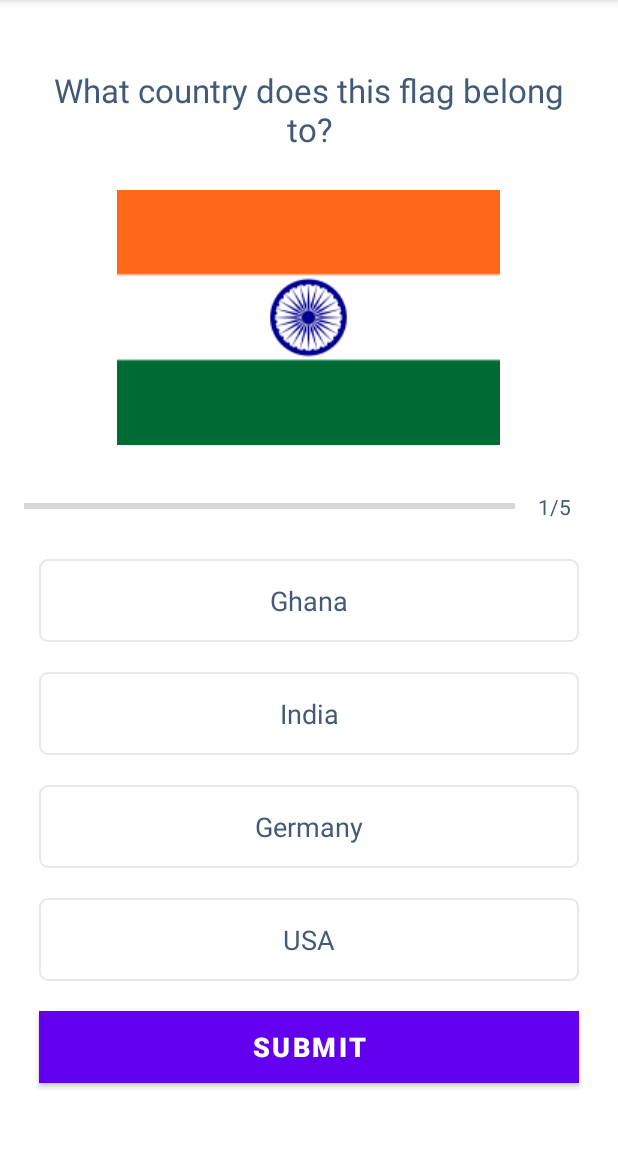
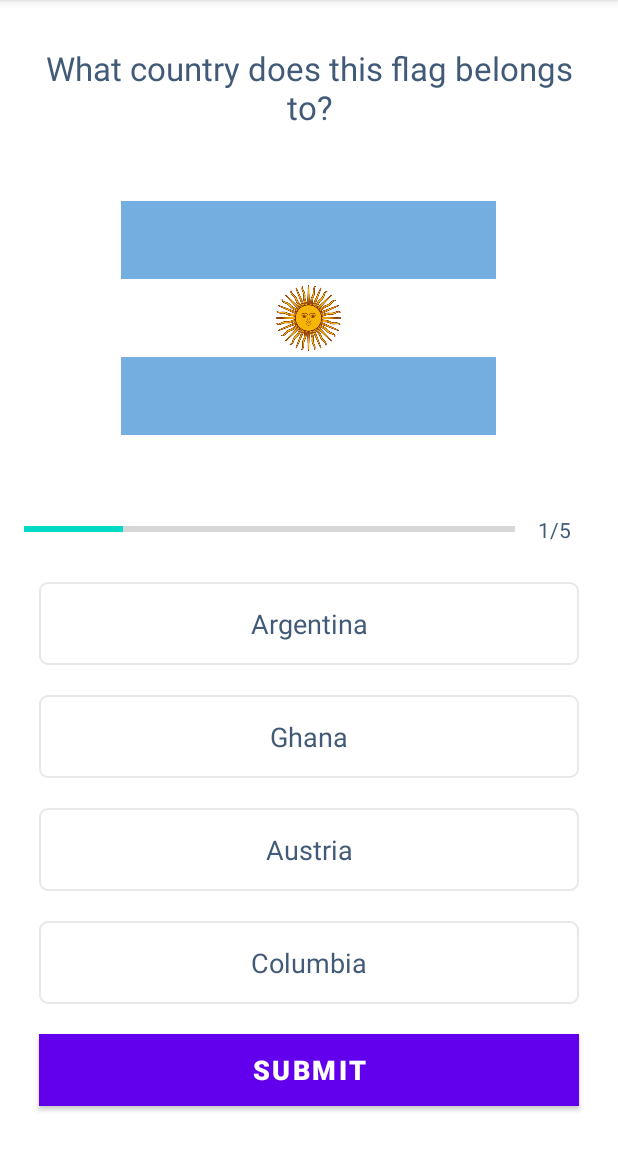
Before and after one commit to BernardAli/CountryQuiz, an Android app: the QuizQuestionsActivity screen opened directly, with no data from a screen before it, on a phone screen of 412 x 824 dp, the part 84-1236 px from its top. Run offline under Robolectric (Android 15) with nearby library versions, the phone set to English and light mode, and no system bars.

Commit message:
Question Assigned to Pages

```diff
--- a/app/src/main/java/com/allgift/quizapp/QuizQuestionsActivity.kt
+++ b/app/src/main/java/com/allgift/quizapp/QuizQuestionsActivity.kt
@@ -3,6 +3,9 @@ package com.allgift.quizapp
 import androidx.appcompat.app.AppCompatActivity
 import android.os.Bundle
 import android.util.Log
+import android.widget.ImageView
+import android.widget.ProgressBar
+import android.widget.TextView
 
 class QuizQuestionsActivity : AppCompatActivity() {
     override fun onCreate(savedInstanceState: Bundle?) {
@@ -11,5 +14,28 @@ class QuizQuestionsActivity : AppCompatActivity() {
 
         val questionsList = Constants.getQuestions()
         Log.i("Question Size", "${questionsList.size}")
+
+        val currentPosition = 1
+        val question: Question? = questionsList[currentPosition - 1]
+
+        val progressBar = findViewById<ProgressBar>(R.id.progressBar)
+        val tv_progress = findViewById<TextView>(R.id.tv_progress)
+        val tv_question = findViewById<TextView>(R.id.tv_question)
+        val iv_image = findViewById<ImageView>(R.id.iv_image)
+        val tv_option_one = findViewById<TextView>(R.id.tv_option_one)
+        val tv_option_two = findViewById<TextView>(R.id.tv_option_two)
+        val tv_option_three = findViewById<TextView>(R.id.tv_option_three)
+        val tv_option_four = findViewById<TextView>(R.id.tv_option_four)
+
+        progressBar.progress = currentPosition
+        tv_progress.text = "$currentPosition/${progressBar.max}"
+
+        tv_question.text = question!!.question
+        iv_image.setImageResource(question.image)
+        tv_option_one.text = question.optionOne
+        tv_option_two.text = question.optionTwo
+        tv_option_three.text = question.optionThree
+        tv_option_four.text = question.optionFour
+
     }
 }
--- a/app/src/main/res/layout/activity_quiz_questions.xml
+++ b/app/src/main/res/layout/activity_quiz_questions.xml
@@ -26,10 +26,10 @@
 
         <ImageView
             android:id="@+id/iv_image"
-            android:layout_width="wrap_content"
-            android:layout_height="wrap_content"
+            android:layout_width="250dp"
+            android:layout_height="200dp"
             android:layout_marginTop="16dp"
-            android:src="@drawable/india"/>
+            android:src="@drawable/argentina"/>
 
         <LinearLayout
             android:id="@+id/ll_progress_details"
```
